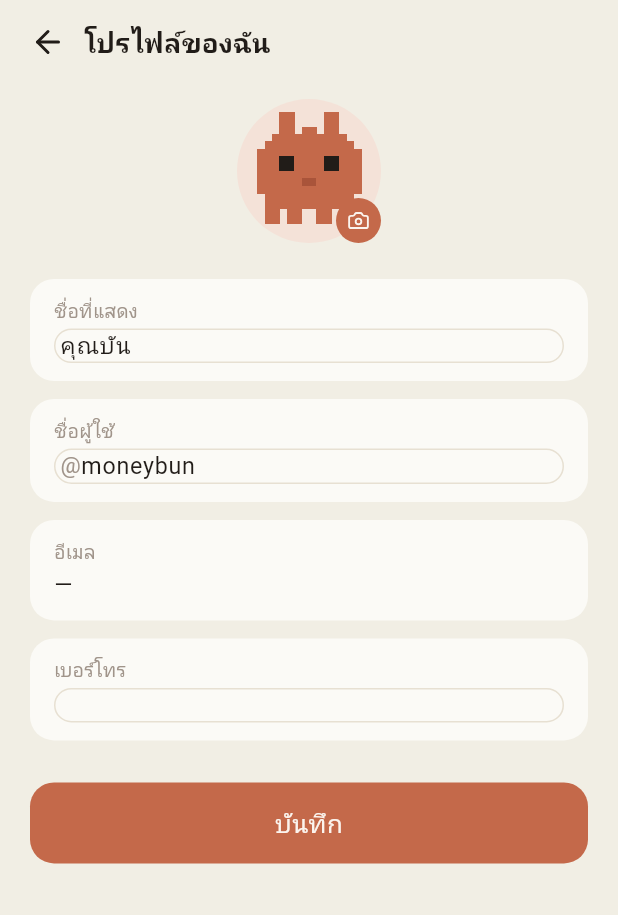
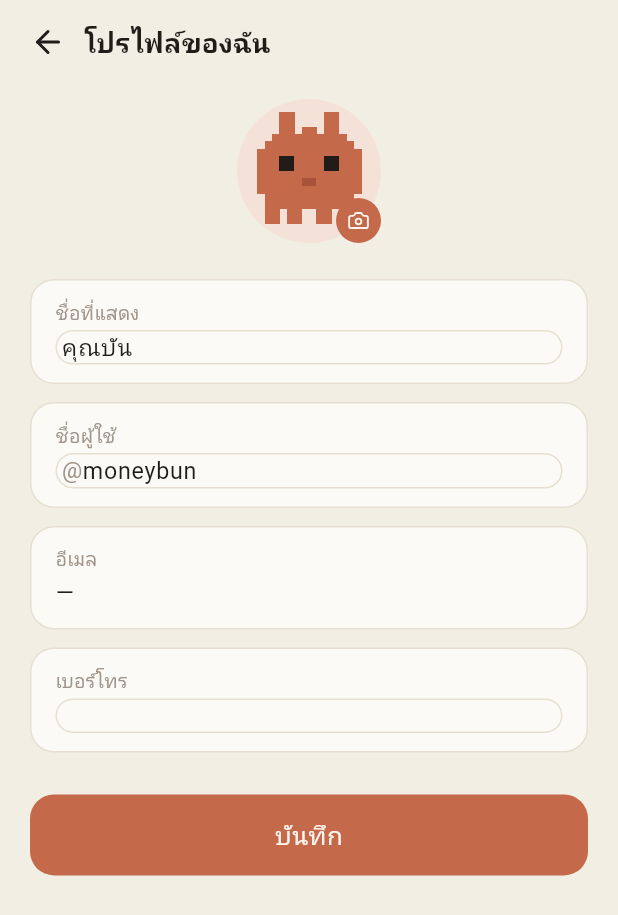
Before and after one commit to AfnanYapu09/-MoneyBun, a Flutter app: the ProfileScreen screen opened by its route, on a phone screen of 412 x 824 dp. Shown: the top 915 px of the screen. Run offline on Flutter 3.47's test engine with Material 3 defaults, Android fonts, the phone set to English and light mode, and no system bars; our stand-ins replace cloud_firestore, drift, drift_flutter, firebase_auth, firebase_core, flutter_riverpod and 6 more; missing offline and left inert: google_mlkit_text_recognition, mobile_scanner, photo_manager; accounts and stored records are empty; generated files the repository leaves out were written again; Roboto replaces fonts that are missing (Ibm Plex Sans Thai, Mitr).

Commit message:
Restore the profile field borders
The previous change dropped the border on the name/username/phone/email field
boxes; the user only wanted the avatar's orange frame gone, so put the field
borders back.

Co-Authored-By: Claude Opus 4.8 <noreply@anthropic.com>
Claude-Session: https://claude.ai/code/session_01VVDDQxURhVTgcT847DeMXb

```diff
--- a/lib/features/settings/presentation/profile_screen.dart
+++ b/lib/features/settings/presentation/profile_screen.dart
@@ -157,6 +157,7 @@ class _Field extends StatelessWidget {
       decoration: BoxDecoration(
         color: AppColors.paper,
         borderRadius: BorderRadius.circular(16),
+        border: Border.all(color: AppColors.line),
       ),
       child: Column(
         crossAxisAlignment: CrossAxisAlignment.start,
```
